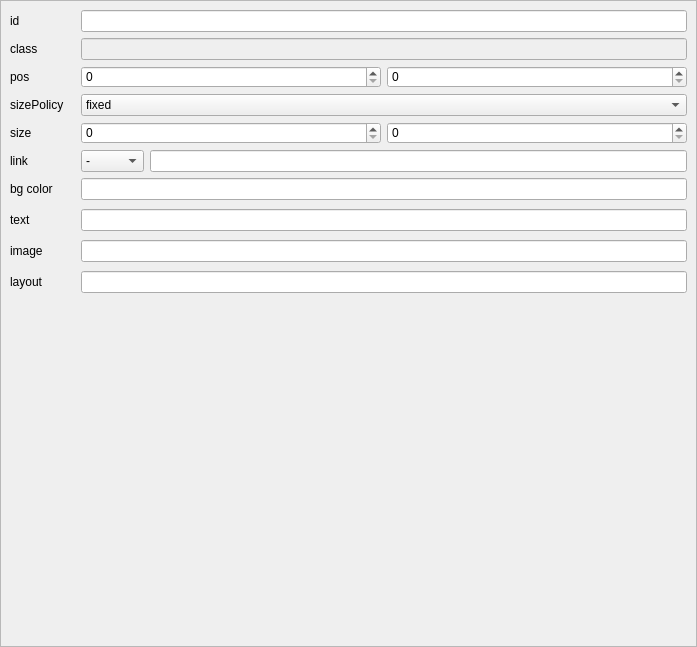
Qt form n_layout_prop_edit.ui (h13i32maru/navyjs-legacy2) before a commit.
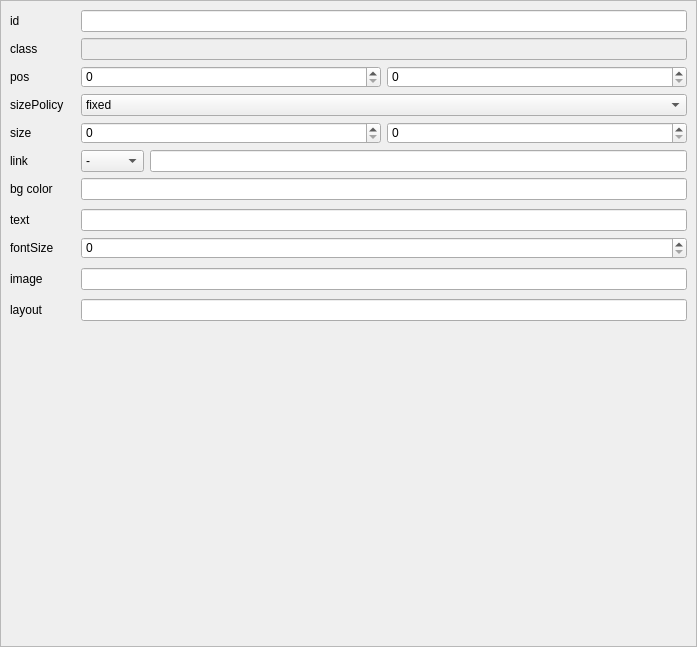
The same form after that commit.

```diff
--- a/n_layout_prop_edit.ui
+++ b/n_layout_prop_edit.ui
@@ -224,6 +224,20 @@
           <item row="0" column="1">
            <widget class="QLineEdit" name="extraText"/>
           </item>
+          <item row="1" column="0">
+           <widget class="QLabel" name="label_11">
+            <property name="text">
+             <string>fontSize</string>
+            </property>
+           </widget>
+          </item>
+          <item row="1" column="1">
+           <widget class="QSpinBox" name="extraFontSize">
+            <property name="maximum">
+             <number>999</number>
+            </property>
+           </widget>
+          </item>
          </layout>
         </widget>
        </item>
```
